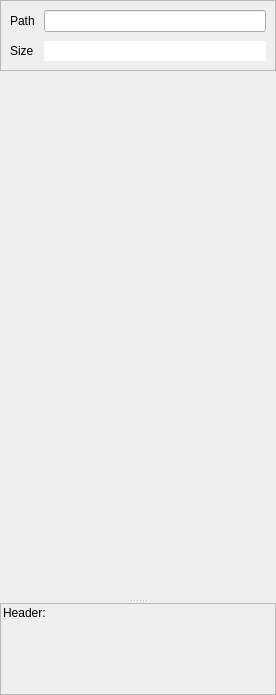
Old version of the form startrak-ui/qt/layouts/insp_file.ui in the repository JotaRata/StarTrak-continued.
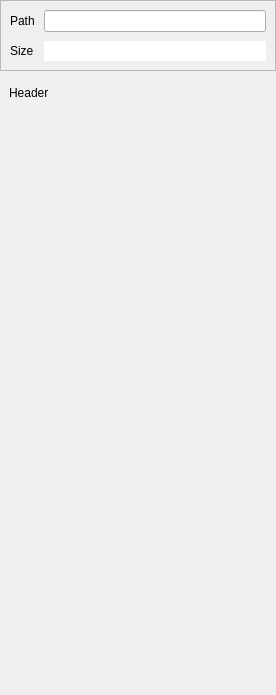
New version of the form.

Commit message: Ability to select headers

What changed in the file:
```diff
--- a/startrak-ui/qt/layouts/insp_file.ui
+++ b/startrak-ui/qt/layouts/insp_file.ui
@@ -30,34 +30,6 @@
     <number>0</number>
    </property>
    <item>
-    <widget class="QSplitter" name="splitter">
-     <property name="orientation">
-      <enum>Qt::Vertical</enum>
-     </property>
-     <widget class="QFrame" name="upper">
-      <property name="sizePolicy">
-       <sizepolicy hsizetype="Preferred" vsizetype="Preferred">
-        <horstretch>0</horstretch>
-        <verstretch>1</verstretch>
-       </sizepolicy>
-      </property>
-      <property name="frameShape">
-       <enum>QFrame::NoFrame</enum>
-      </property>
-      <property name="frameShadow">
-       <enum>QFrame::Plain</enum>
-      </property>
-      <layout class="QVBoxLayout" name="verticalLayout_2">
-       <property name="leftMargin">
-        <number>0</number>
-       </property>
-       <property name="topMargin">
-        <number>0</number>
-       </property>
-       <property name="rightMargin">
-        <number>0</number>
-       </property>
-       <item>
         <widget class="QFrame" name="file_frame">
          <property name="frameShape">
           <enum>QFrame::StyledPanel</enum>
@@ -109,6 +81,45 @@
          </layout>
         </widget>
        </item>
+   <item>
+    <widget class="QFrame" name="header_frame">
+     <property name="styleSheet">
+      <string notr="true">QFrame#header_frame{
+	 border: 0px; 
+	 background-color: rgba(255, 255, 255, 10); 
+}
+QFrame#header_frame:hover{
+	 background-color: rgba(255, 255, 255, 20); 
+}
+QFrame#header_frame:focus{
+	 border: 1px solid rgb(20, 120, 200); 
+	 background-color: rgba(255, 255, 255, 20); 
+}</string>
+     </property>
+     <property name="frameShape">
+      <enum>QFrame::StyledPanel</enum>
+     </property>
+     <property name="frameShadow">
+      <enum>QFrame::Raised</enum>
+     </property>
+     <layout class="QVBoxLayout" name="verticalLayout_2">
+      <item>
+       <widget class="QLabel" name="label_3">
+        <property name="text">
+         <string>Header</string>
+        </property>
+       </widget>
+      </item>
+      <item>
+       <widget class="QLabel" name="header_label">
+        <property name="text">
+         <string/>
+        </property>
+       </widget>
+      </item>
+     </layout>
+    </widget>
+   </item>
        <item>
         <spacer name="verticalSpacer">
          <property name="orientation">
@@ -124,71 +135,6 @@
        </item>
       </layout>
      </widget>
-     <widget class="QFrame" name="header_container">
-      <property name="frameShape">
-       <enum>QFrame::StyledPanel</enum>
-      </property>
-      <property name="frameShadow">
-       <enum>QFrame::Sunken</enum>
-      </property>
-      <layout class="QVBoxLayout" name="verticalLayout_3">
-       <property name="spacing">
-        <number>2</number>
-       </property>
-       <property name="leftMargin">
-        <number>2</number>
-       </property>
-       <property name="topMargin">
-        <number>2</number>
-       </property>
-       <property name="rightMargin">
-        <number>2</number>
-       </property>
-       <property name="bottomMargin">
-        <number>2</number>
-       </property>
-       <item>
-        <widget class="QLabel" name="label_3">
-         <property name="sizePolicy">
-          <sizepolicy hsizetype="Preferred" vsizetype="Maximum">
-           <horstretch>0</horstretch>
-           <verstretch>0</verstretch>
-          </sizepolicy>
-         </property>
-         <property name="text">
-          <string>Header:</string>
-         </property>
-        </widget>
-       </item>
-       <item>
-        <widget class="QScrollArea" name="header_area">
-         <property name="styleSheet">
-          <string notr="true">QScrollArea,
-QScrollArea QFrame{
-background-color: rgba(0,0,0,0)
-}</string>
-         </property>
-         <property name="widgetResizable">
-          <bool>true</bool>
-         </property>
-         <widget class="QWidget" name="scrollAreaWidgetContents">
-          <property name="geometry">
-           <rect>
-            <x>0</x>
-            <y>0</y>
-            <width>268</width>
-            <height>68</height>
-           </rect>
-          </property>
-         </widget>
-        </widget>
-       </item>
-      </layout>
-     </widget>
-    </widget>
-   </item>
-  </layout>
- </widget>
  <resources/>
  <connections/>
 </ui>
```
Left out of the diff: 3 changed lines with no effect on the pictures. Lines whose indentation alone changed are shown as unchanged. The commit also changes 2 other files.
